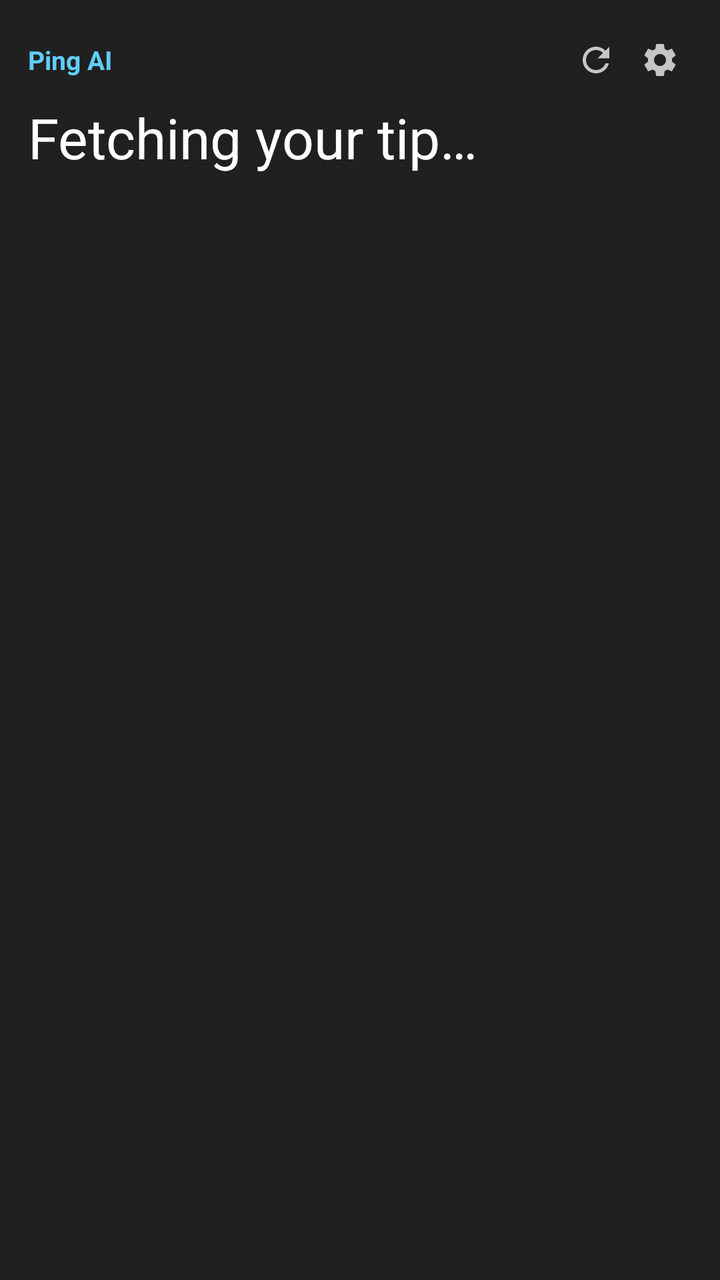
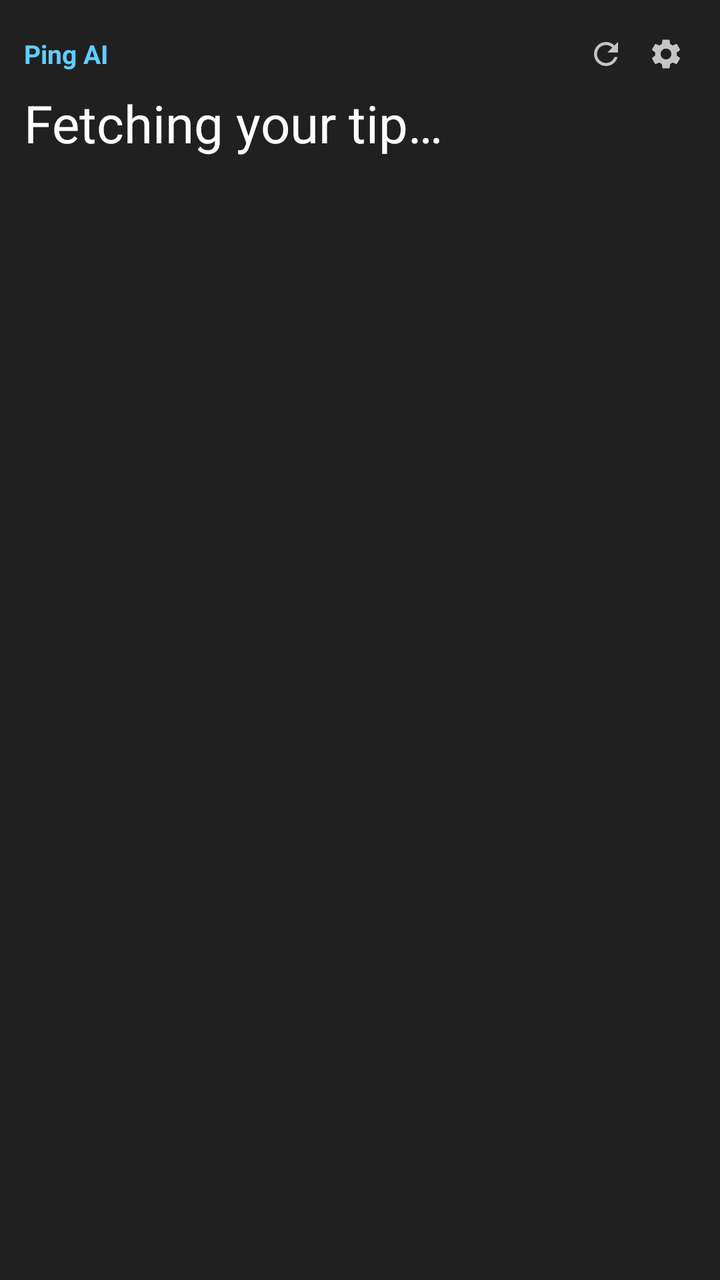

The first picture is an Android layout as it rendered before a commit; the second is the same layout after the commit. The layout source and the unified diff follow.
<!-- AndroidManifest.xml: application theme Theme.PingAI -->
<!-- res/layout/widget_ping.xml -->
<?xml version="1.0" encoding="utf-8"?>
<LinearLayout xmlns:android="http://schemas.android.com/apk/res/android"
    android:layout_width="match_parent"
    android:layout_height="match_parent"
    android:orientation="vertical"
    android:background="@drawable/widget_bg"
    android:padding="14dp">

    <LinearLayout
        android:layout_width="match_parent"
        android:layout_height="32dp"
        android:gravity="center_vertical"
        android:orientation="horizontal">

        <TextView
            android:id="@+id/w_topic"
            android:layout_width="0dp"
            android:layout_height="wrap_content"
            android:layout_weight="1"
            android:maxLines="1"
            android:ellipsize="end"
            android:text="@string/app_name"
            android:textColor="#60CDFF"
            android:textSize="13sp"
            android:textStyle="bold" />

        <ImageView
            android:id="@+id/w_refresh"
            android:layout_width="32dp"
            android:layout_height="32dp"
            android:padding="6dp"
            android:scaleType="fitCenter"
            android:contentDescription="@string/widget_refresh"
            android:src="@drawable/ic_refresh" />

        <ImageView
            android:id="@+id/w_settings"
            android:layout_width="32dp"
            android:layout_height="32dp"
            android:padding="6dp"
            android:scaleType="fitCenter"
            android:contentDescription="@string/widget_settings"
            android:src="@drawable/ic_settings" />
    </LinearLayout>

    <TextView
        android:id="@+id/w_body"
        android:layout_width="match_parent"
        android:layout_height="0dp"
        android:layout_weight="1"
        android:layout_marginTop="4dp"
        android:ellipsize="end"
        android:text="@string/widget_loading"
        android:textColor="#FFFFFF"
        android:autoSizeTextType="uniform"
        android:autoSizeMinTextSize="12sp"
        android:autoSizeMaxTextSize="28sp"
        android:autoSizeStepGranularity="1sp" />

    <Chronometer
        android:id="@+id/w_countdown"
        android:layout_width="wrap_content"
        android:layout_height="wrap_content"
        android:maxLines="1"
        android:ellipsize="end"
        android:visibility="gone"
        android:textColor="#C5C5C5"
        android:textSize="12sp" />

    <TextView
        android:id="@+id/w_footer"
        android:layout_width="match_parent"
        android:layout_height="wrap_content"
        android:maxLines="1"
        android:ellipsize="end"
        android:visibility="gone"
        android:textColor="#C5C5C5"
        android:textSize="12sp" />
</LinearLayout>
<!-- resources referenced by this layout -->
<resources>
  <!-- drawable widget_bg (drawable) -->
  <?xml version="1.0" encoding="utf-8"?>
  <shape xmlns:android="http://schemas.android.com/apk/res/android" android:shape="rectangle">
      <solid android:color="#202020" />
      <corners android:radius="22dp" />
  </shape>
  <string name="app_name">Ping AI</string>
  <string name="widget_loading">Fetching your tip…</string>
  <string name="widget_refresh">Refresh</string>
  <string name="widget_settings">Settings</string>
  <style name="Theme.PingAI" parent="android:Theme.Material.NoActionBar">
          <item name="android:windowBackground">#202020</item>
          <item name="android:statusBarColor">#202020</item>
          <item name="android:navigationBarColor">#202020</item>
          <item name="android:windowSplashScreenBackground">#202020</item>
      </style>
  <!-- unchanged entries left out for length: 2 -->
</resources>

<!-- the commit's change to res/layout/widget_ping.xml (unified diff, before → after) -->
@@ -1,79 +1,178 @@
 <?xml version="1.0" encoding="utf-8"?>
-<LinearLayout xmlns:android="http://schemas.android.com/apk/res/android"
+<FrameLayout xmlns:android="http://schemas.android.com/apk/res/android"
     android:layout_width="match_parent"
-    android:layout_height="match_parent"
-    android:orientation="vertical"
-    android:background="@drawable/widget_bg"
-    android:padding="14dp">
+    android:layout_height="match_parent">
+
+    <ImageView
+        android:id="@+id/w_bg"
+        android:layout_width="match_parent"
+        android:layout_height="match_parent"
+        android:scaleType="fitXY"
+        android:src="@drawable/widget_bg" />
 
     <LinearLayout
         android:layout_width="match_parent"
-        android:layout_height="32dp"
-        android:gravity="center_vertical"
-        android:orientation="horizontal">
+        android:layout_height="match_parent"
+        android:orientation="vertical"
+        android:padding="12dp">
+
+        <LinearLayout
+            android:layout_width="match_parent"
+            android:layout_height="30dp"
+            android:gravity="center_vertical"
+            android:orientation="horizontal">
+
+            <TextView
+                android:id="@+id/w_topic"
+                android:layout_width="0dp"
+                android:layout_height="wrap_content"
+                android:layout_weight="1"
+                android:maxLines="1"
+                android:ellipsize="end"
+                android:text="@string/app_name"
+                android:textColor="#60CDFF"
+                android:textSize="13sp"
+                android:textStyle="bold" />
+
+            <TextView
+                android:id="@+id/w_streak"
+                android:layout_width="wrap_content"
+                android:layout_height="wrap_content"
+                android:layout_marginStart="4dp"
+                android:maxLines="1"
+                android:visibility="gone"
+                android:textColor="#FFFFFF"
+                android:textSize="13sp"
+                android:textStyle="bold" />
+
+            <ImageView
+                android:id="@+id/w_refresh"
+                android:layout_width="30dp"
+                android:layout_height="30dp"
+                android:padding="6dp"
+                android:scaleType="fitCenter"
+                android:contentDescription="@string/widget_refresh"
+                android:src="@drawable/ic_refresh" />
+
+            <ImageView
+                android:id="@+id/w_settings"
+                android:layout_width="30dp"
+                android:layout_height="30dp"
+                android:padding="6dp"
+                android:scaleType="fitCenter"
+                android:contentDescription="@string/widget_settings"
+                android:src="@drawable/ic_settings" />
+        </LinearLayout>
 
         <TextView
-            android:id="@+id/w_topic"
-            android:layout_width="0dp"
+            android:id="@+id/w_body"
+            android:layout_width="match_parent"
+            android:layout_height="0dp"
+            android:layout_weight="1"
+            android:layout_marginTop="2dp"
+            android:ellipsize="end"
+            android:text="@string/widget_loading"
+            android:textColor="#FFFFFF"
+            android:autoSizeTextType="uniform"
+            android:autoSizeMinTextSize="11sp"
+            android:autoSizeMaxTextSize="26sp"
+            android:autoSizeStepGranularity="1sp" />
+
+        <TextView
+            android:id="@+id/w_result"
+            android:layout_width="match_parent"
             android:layout_height="wrap_content"
-            android:layout_weight="1"
-            android:maxLines="1"
+            android:layout_marginTop="2dp"
+            android:maxLines="2"
             android:ellipsize="end"
-            android:text="@string/app_name"
-            android:textColor="#60CDFF"
+            android:visibility="gone"
+            android:textColor="#FFFFFF"
             android:textSize="13sp"
             android:textStyle="bold" />
 
-        <ImageView
-            android:id="@+id/w_refresh"
-            android:layout_width="32dp"
-            android:layout_height="32dp"
-            android:padding="6dp"
-            android:scaleType="fitCenter"
-            android:contentDescription="@string/widget_refresh"
-            android:src="@drawable/ic_refresh" />
+        <LinearLayout
+            android:id="@+id/w_options"
+            android:layout_width="match_parent"
+            android:layout_height="wrap_content"
+            android:orientation="vertical"
+            android:visibility="gone">
 
-        <ImageView
-            android:id="@+id/w_settings"
-            android:layout_width="32dp"
-            android:layout_height="32dp"
-            android:padding="6dp"
-            android:scaleType="fitCenter"
-            android:contentDescription="@string/widget_settings"
-            android:src="@drawable/ic_settings" />
+            <FrameLayout
+                android:id="@+id/w_opt0"
+                android:layout_width="match_parent"
+                android:layout_height="34dp"
+                android:layout_marginTop="4dp">
+                <ImageView android:id="@+id/w_optbg0" android:layout_width="match_parent" android:layout_height="match_parent" android:scaleType="fitXY" android:src="@drawable/btn_bg" />
+                <TextView android:id="@+id/w_opttx0" android:layout_width="match_parent" android:layout_height="match_parent" android:gravity="center" android:paddingStart="8dp" android:paddingEnd="8dp" android:textColor="#FFFFFF" android:autoSizeTextType="uniform" android:autoSizeMinTextSize="10sp" android:autoSizeMaxTextSize="15sp" android:autoSizeStepGranularity="1sp" android:maxLines="2" android:ellipsize="end" />
+            </FrameLayout>
+
+            <FrameLayout
+                android:id="@+id/w_opt1"
+                android:layout_width="match_parent"
+                android:layout_height="34dp"
+                android:layout_marginTop="4dp">
+                <ImageView android:id="@+id/w_optbg1" android:layout_width="match_parent" android:layout_height="match_parent" android:scaleType="fitXY" android:src="@drawable/btn_bg" />
+                <TextView android:id="@+id/w_opttx1" android:layout_width="match_parent" android:layout_height="match_parent" android:gravity="center" android:paddingStart="8dp" android:paddingEnd="8dp" android:textColor="#FFFFFF" android:autoSizeTextType="uniform" android:autoSizeMinTextSize="10sp" android:autoSizeMaxTextSize="15sp" android:autoSizeStepGranularity="1sp" android:maxLines="2" android:ellipsize="end" />
+            </FrameLayout>
+
+            <FrameLayout
+                android:id="@+id/w_opt2"
+                android:layout_width="match_parent"
+                android:layout_height="34dp"
+                android:layout_marginTop="4dp"
+                android:visibility="gone">
+                <ImageView android:id="@+id/w_optbg2" android:layout_width="match_parent" android:layout_height="match_parent" android:scaleType="fitXY" android:src="@drawable/btn_bg" />
+                <TextView android:id="@+id/w_opttx2" android:layout_width="match_parent" android:layout_height="match_parent" android:gravity="center" android:paddingStart="8dp" android:paddingEnd="8dp" android:textColor="#FFFFFF" android:autoSizeTextType="uniform" android:autoSizeMinTextSize="10sp" android:autoSizeMaxTextSize="15sp" android:autoSizeStepGranularity="1sp" android:maxLines="2" android:ellipsize="end" />
+            </FrameLayout>
+
+            <FrameLayout
+                android:id="@+id/w_opt3"
+                android:layout_width="match_parent"
+                android:layout_height="34dp"
+                android:layout_marginTop="4dp"
+                android:visibility="gone">
+                <ImageView android:id="@+id/w_optbg3" android:layout_width="match_parent" android:layout_height="match_parent" android:scaleType="fitXY" android:src="@drawable/btn_bg" />
+                <TextView android:id="@+id/w_opttx3" android:layout_width="match_parent" android:layout_height="match_parent" android:gravity="center" android:paddingStart="8dp" android:paddingEnd="8dp" android:textColor="#FFFFFF" android:autoSizeTextType="uniform" android:autoSizeMinTextSize="10sp" android:autoSizeMaxTextSize="15sp" android:autoSizeStepGranularity="1sp" android:maxLines="2" android:ellipsize="end" />
+            </FrameLayout>
+        </LinearLayout>
+
+        <LinearLayout
+            android:id="@+id/w_bottom"
+            android:layout_width="match_parent"
+            android:layout_height="wrap_content"
+            android:layout_marginTop="4dp"
+            android:gravity="center_vertical"
+            android:orientation="horizontal"
+            android:visibility="gone">
+
+            <ImageView android:id="@+id/w_save" android:layout_width="30dp" android:layout_height="30dp" android:padding="5dp" android:scaleType="fitCenter" android:src="@drawable/ic_heart" />
+            <ImageView android:id="@+id/w_like" android:layout_width="30dp" android:layout_height="30dp" android:padding="5dp" android:scaleType="fitCenter" android:src="@drawable/ic_thumb_up" />
+            <ImageView android:id="@+id/w_dislike" android:layout_width="30dp" android:layout_height="30dp" android:padding="5dp" android:scaleType="fitCenter" android:src="@drawable/ic_thumb_down" />
+            <ImageView android:id="@+id/w_share" android:layout_width="30dp" android:layout_height="30dp" android:padding="5dp" android:scaleType="fitCenter" android:src="@drawable/ic_share" />
+
+            <Chronometer
+                android:id="@+id/w_countdown"
+                android:layout_width="0dp"
+                android:layout_height="wrap_content"
+                android:layout_weight="1"
+                android:gravity="end"
+                android:maxLines="1"
+                android:ellipsize="end"
+                android:visibility="gone"
+                android:textColor="#C5C5C5"
+                android:textSize="11sp" />
+
+            <TextView
+                android:id="@+id/w_footer"
+                android:layout_width="0dp"
+                android:layout_height="wrap_content"
+                android:layout_weight="1"
+                android:gravity="end"
+                android:maxLines="1"
+                android:ellipsize="end"
+                android:visibility="gone"
+                android:textColor="#C5C5C5"
+                android:textSize="11sp" />
+        </LinearLayout>
     </LinearLayout>
-
-    <TextView
-        android:id="@+id/w_body"
-        android:layout_width="match_parent"
-        android:layout_height="0dp"
-        android:layout_weight="1"
-        android:layout_marginTop="4dp"
-        android:ellipsize="end"
-        android:text="@string/widget_loading"
-        android:textColor="#FFFFFF"
-        android:autoSizeTextType="uniform"
-        android:autoSizeMinTextSize="12sp"
-        android:autoSizeMaxTextSize="28sp"
-        android:autoSizeStepGranularity="1sp" />
-
-    <Chronometer
-        android:id="@+id/w_countdown"
-        android:layout_width="wrap_content"
-        android:layout_height="wrap_content"
-        android:maxLines="1"
-        android:ellipsize="end"
-        android:visibility="gone"
-        android:textColor="#C5C5C5"
-        android:textSize="12sp" />
-
-    <TextView
-        android:id="@+id/w_footer"
-        android:layout_width="match_parent"
-        android:layout_height="wrap_content"
-        android:maxLines="1"
-        android:ellipsize="end"
-        android:visibility="gone"
-        android:textColor="#C5C5C5"
-        android:textSize="12sp" />
-</LinearLayout>
+</FrameLayout>
<!-- resource entries referenced after the edit -->
@@ -1,5 +1,43 @@
 <!-- resources referenced by this layout -->
 <resources>
+  <!-- drawable btn_bg (drawable) -->
+  <?xml version="1.0" encoding="utf-8"?>
+  <shape xmlns:android="http://schemas.android.com/apk/res/android" android:shape="rectangle">
+      <solid android:color="#2B2B2B" />
+      <corners android:radius="12dp" />
+  </shape>
+  <!-- drawable ic_heart (drawable) -->
+  <vector xmlns:android="http://schemas.android.com/apk/res/android"
+      android:width="24dp" android:height="24dp"
+      android:viewportWidth="24" android:viewportHeight="24">
+      
+      <path android:fillColor="#FFFFFFFF" android:pathData="M16.5,3c-1.74,0 -3.41,0.81 -4.5,2.09C10.91,3.81 9.24,3 7.5,3 4.42,3 2,5.42 2,8.5c0,3.78 3.4,6.86 8.55,11.54L12,21.35l1.45,-1.32C18.6,15.36 22,12.28 22,8.5 22,5.42 19.58,3 16.5,3zM12.1,18.55l-0.1,0.1 -0.1,-0.1C7.14,14.24 4,11.39 4,8.5 4,6.5 5.5,5 7.5,5c1.54,0 3.04,0.99 3.57,2.36h1.87C13.46,5.99 14.96,5 16.5,5c2,0 3.5,1.5 3.5,3.5 0,2.89 -3.14,5.74 -7.9,10.05z"/>
+      
+  </vector>
+  <!-- drawable ic_share (drawable) -->
+  <vector xmlns:android="http://schemas.android.com/apk/res/android"
+      android:width="24dp" android:height="24dp"
+      android:viewportWidth="24" android:viewportHeight="24">
+      
+      <path android:fillColor="#FFFFFFFF" android:pathData="M18,16.08c-0.76,0 -1.44,0.3 -1.96,0.77L8.91,12.7c0.05,-0.23 0.09,-0.46 0.09,-0.7s-0.04,-0.47 -0.09,-0.7l7.05,-4.11c0.54,0.5 1.25,0.81 2.04,0.81 1.66,0 3,-1.34 3,-3s-1.34,-3 -3,-3 -3,1.34 -3,3c0,0.24 0.04,0.47 0.09,0.7L8.04,9.81C7.5,9.31 6.79,9 6,9c-1.66,0 -3,1.34 -3,3s1.34,3 3,3c0.79,0 1.5,-0.31 2.04,-0.81l7.12,4.16c-0.05,0.21 -0.08,0.43 -0.08,0.65 0,1.61 1.31,2.92 2.92,2.92 1.61,0 2.92,-1.31 2.92,-2.92s-1.31,-2.92 -2.92,-2.92z"/>
+      
+  </vector>
+  <!-- drawable ic_thumb_down (drawable) -->
+  <vector xmlns:android="http://schemas.android.com/apk/res/android"
+      android:width="24dp" android:height="24dp"
+      android:viewportWidth="24" android:viewportHeight="24">
+      <group android:rotation="180" android:pivotX="12" android:pivotY="12">
+      <path android:fillColor="#FFFFFFFF" android:pathData="M1,21h4L5,9L1,9v12zM23,10c0,-1.1 -0.9,-2 -2,-2h-6.31l0.95,-4.57 0.03,-0.32c0,-0.41 -0.17,-0.79 -0.44,-1.06L14.17,1 7.59,7.59C7.22,7.95 7,8.45 7,9v10c0,1.1 0.9,2 2,2h9c0.83,0 1.54,-0.5 1.84,-1.22l3.02,-7.05c0.09,-0.23 0.14,-0.47 0.14,-0.73v-2z"/>
+      </group>
+  </vector>
+  <!-- drawable ic_thumb_up (drawable) -->
+  <vector xmlns:android="http://schemas.android.com/apk/res/android"
+      android:width="24dp" android:height="24dp"
+      android:viewportWidth="24" android:viewportHeight="24">
+      
+      <path android:fillColor="#FFFFFFFF" android:pathData="M1,21h4L5,9L1,9v12zM23,10c0,-1.1 -0.9,-2 -2,-2h-6.31l0.95,-4.57 0.03,-0.32c0,-0.41 -0.17,-0.79 -0.44,-1.06L14.17,1 7.59,7.59C7.22,7.95 7,8.45 7,9v10c0,1.1 0.9,2 2,2h9c0.83,0 1.54,-0.5 1.84,-1.22l3.02,-7.05c0.09,-0.23 0.14,-0.47 0.14,-0.73v-2z"/>
+      
+  </vector>
   <!-- drawable widget_bg (drawable) -->
   <?xml version="1.0" encoding="utf-8"?>
   <shape xmlns:android="http://schemas.android.com/apk/res/android" android:shape="rectangle">
